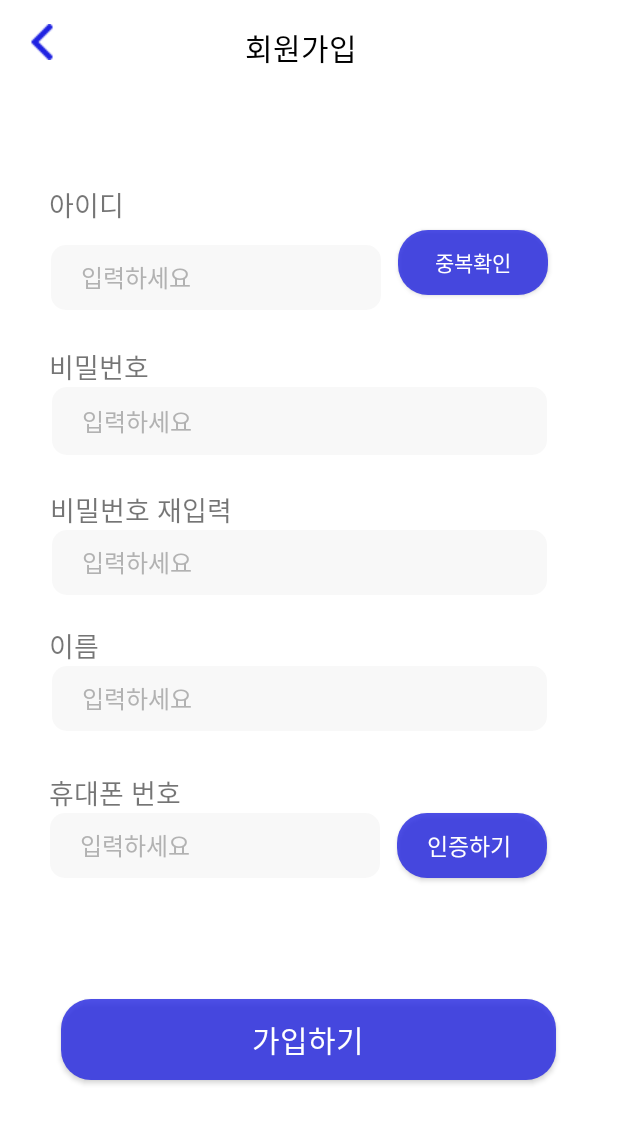
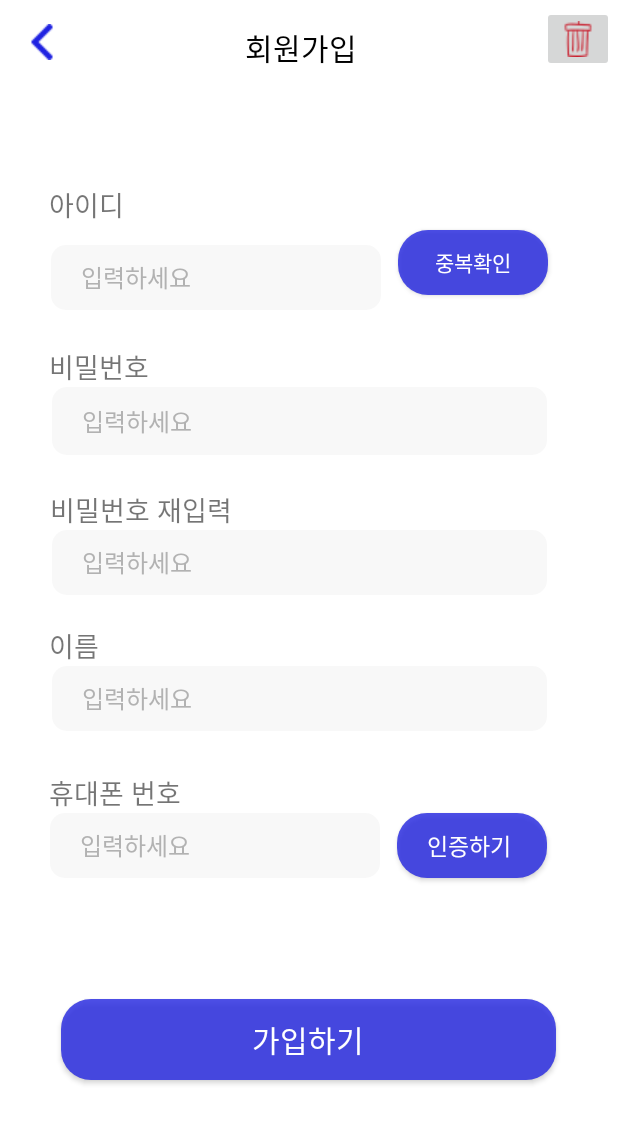
Before and after one commit to Jiwonmonkey/choandyoo, an Android app: the RegisterActivity screen opened directly, with no data from a screen before it, on a phone screen of 412 x 824 dp. Shown: the top 1123 px of the screen. Run offline under Robolectric (Android 15) with nearby library versions, the phone set to English and light mode, and no system bars; our stand-ins replace Room's generated code; 1 statement that could not run was skipped.

Commit message:
jiwon commit 0215

```diff
--- a/app/src/main/java/com/example/myapplication_0125/LoginActivity.kt
+++ b/app/src/main/java/com/example/myapplication_0125/LoginActivity.kt
@@ -22,5 +22,6 @@ class LoginActivity : AppCompatActivity() {
         loginBtn.setOnClickListener {
 
         }
+
     }
 }
--- a/app/src/main/java/com/example/myapplication_0125/data/User.kt
+++ b/app/src/main/java/com/example/myapplication_0125/data/User.kt
@@ -1,6 +1,7 @@
 package com.example.myapplication_0125.data
 
 import androidx.room.Entity
+import androidx.room.Fts4
 import androidx.room.PrimaryKey
 
 
--- a/app/src/main/java/com/example/myapplication_0125/data/UserDao.kt
+++ b/app/src/main/java/com/example/myapplication_0125/data/UserDao.kt
@@ -12,8 +12,15 @@ interface UserDao {
     @Update
     fun updateUser(user: User)
 
+    // 중복 확인 기능을 위한 아이디 검색 기능
+    @Query("SELECT * FROM user_table WHERE userId = :email")
+    fun getIdUser(email: String): LiveData<User>?
+
     @Delete
     fun deleteUser(user: User)
+
+    @Query("DELETE FROM user_table")
+    fun deleteAllUser()
 
     @Query("SELECT * FROM user_table ORDER BY id ASC")
     fun getUserAll(): LiveData<List<User>>
--- a/app/src/main/res/layout/activity_register.xml
+++ b/app/src/main/res/layout/activity_register.xml
@@ -35,10 +35,10 @@
         android:layout_height="43dp"
         android:layout_marginStart="8dp"
         android:layout_marginTop="8dp"
-        android:inputType="textEmailAddress"
         android:background="@drawable/rectangle_button"
         android:gravity="center_vertical"
         android:hint="입력하세요"
+        android:inputType="textEmailAddress"
         android:paddingLeft="20dp"
         android:textColorHint="#B2B2B2"
         android:textSize="16sp"
@@ -120,8 +120,8 @@
         android:layout_marginEnd="8dp"
         android:background="@drawable/rectangle_button"
         android:gravity="center_vertical"
+        android:hint="입력하세요"
         android:inputType="textPersonName"
-        android:hint="입력하세요"
         android:paddingLeft="20dp"
         android:textColorHint="#B2B2B2"
         android:textSize="16sp"
@@ -153,8 +153,8 @@
         android:layout_marginTop="8dp"
         android:background="@drawable/rectangle_button"
         android:gravity="center_vertical"
+        android:hint="입력하세요"
         android:inputType="phone"
-        android:hint="입력하세요"
         android:paddingLeft="20dp"
         android:textColorHint="#B2B2B2"
         android:textSize="16sp"
@@ -224,8 +224,8 @@
         android:layout_marginEnd="8dp"
         android:background="@drawable/rectangle_button"
         android:gravity="center_vertical"
+        android:hint="입력하세요"
         android:inputType="textPassword"
-        android:hint="입력하세요"
         android:paddingLeft="20dp"
         android:textColorHint="#B2B2B2"
         android:textSize="16sp"
@@ -252,5 +252,17 @@
         app:layout_constraintTop_toTopOf="parent"
         app:layout_constraintVertical_bias="0.011" />
 
+    <ImageButton
+        android:id="@+id/emptyButton"
+        android:layout_width="wrap_content"
+        android:layout_height="wrap_content"
+        app:layout_constraintBottom_toBottomOf="@+id/back_login"
+        app:layout_constraintEnd_toEndOf="@+id/back_login"
+        app:layout_constraintHorizontal_bias="1.0"
+        app:layout_constraintStart_toStartOf="@+id/back_login"
+        app:layout_constraintTop_toTopOf="parent"
+        app:layout_constraintVertical_bias="0.307"
+        app:srcCompat="@drawable/recycle_bin_sketch" />
+
 
 </androidx.constraintlayout.widget.ConstraintLayout>
```
Also changed, not shown: app/src/main/java/com/example/myapplication_0125/RegisterActivity.kt (+33 -3 lines), app/src/main/java/com/example/myapplication_0125/data/UserRepository.kt (+9 -1 lines), app/src/main/java/com/example/myapplication_0125/data/UserViewModel.kt (+14 -0 lines), app/src/main/res/drawable/recycle_bin_sketch.png (added).
